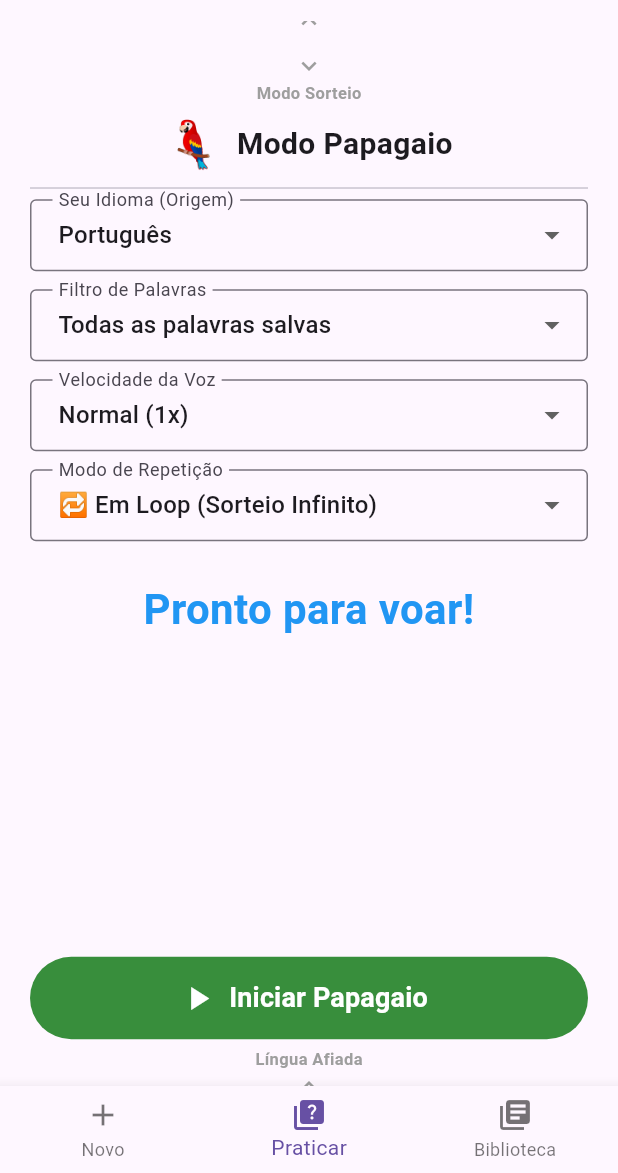
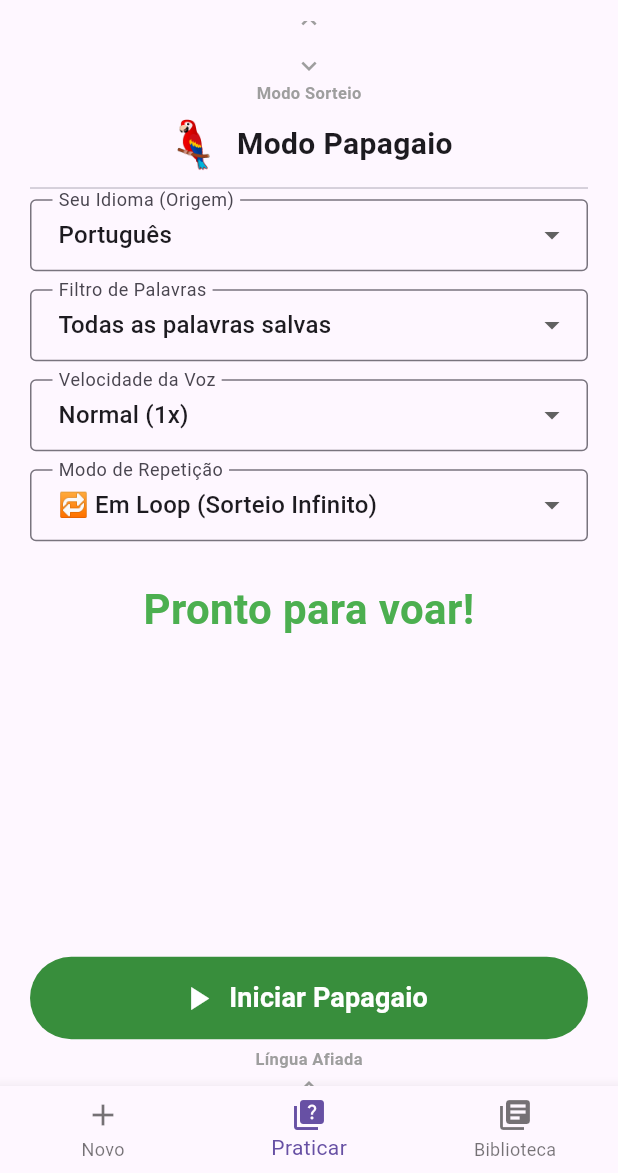
Before and after one commit to Pedrodinix/memory_word, a Flutter app: the screen it shows after launch, scrolled down 576 dp, on a phone screen of 412 x 824 dp, the part 63-1236 px from its top. Run offline on Flutter 3.47's test engine with Material 3 defaults, Android fonts, the phone set to English and light mode, and no system bars; our stand-ins replace audioplayers, flutter_tts, image_picker, speech_to_text, sqflite; missing offline and left inert: translator; accounts and stored records are empty.

Commit message:
Update main.dart

```diff
--- a/lib/main.dart
+++ b/lib/main.dart
@@ -791,7 +791,7 @@ class _PracticeTabState extends State<PracticeTab> {
                             )
                         ),
                         const SizedBox(height: 25),
-                        Text(_parrotCurrentWordDisplay.isEmpty ? 'Pronto para voar!' : _parrotCurrentWordDisplay, style: const TextStyle(fontSize: 28, fontWeight: FontWeight.bold, color: Colors.blue), textAlign: TextAlign.center),
+                        Text(_parrotCurrentWordDisplay.isEmpty ? 'Pronto para voar!' : _parrotCurrentWordDisplay, style: const TextStyle(fontSize: 28, fontWeight: FontWeight.bold, color: Colors.green), textAlign: TextAlign.center),
                         const SizedBox(height: 20),
                       ],
                     ),
```
